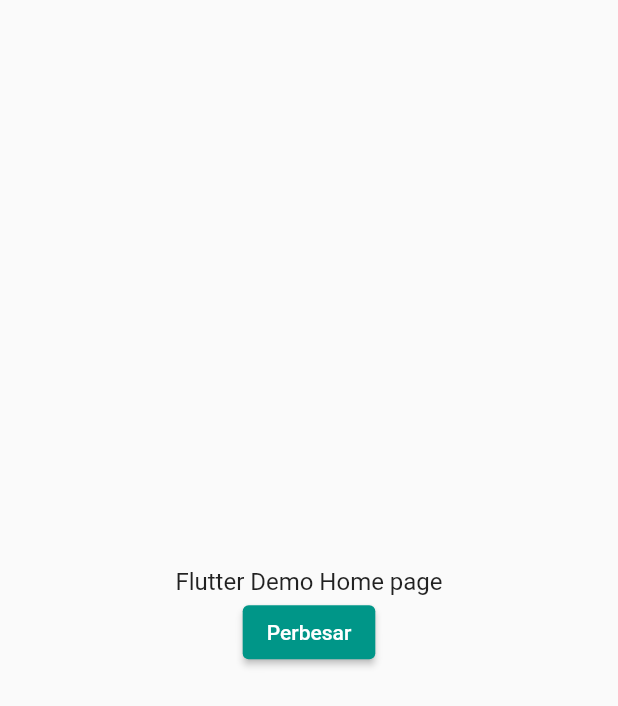
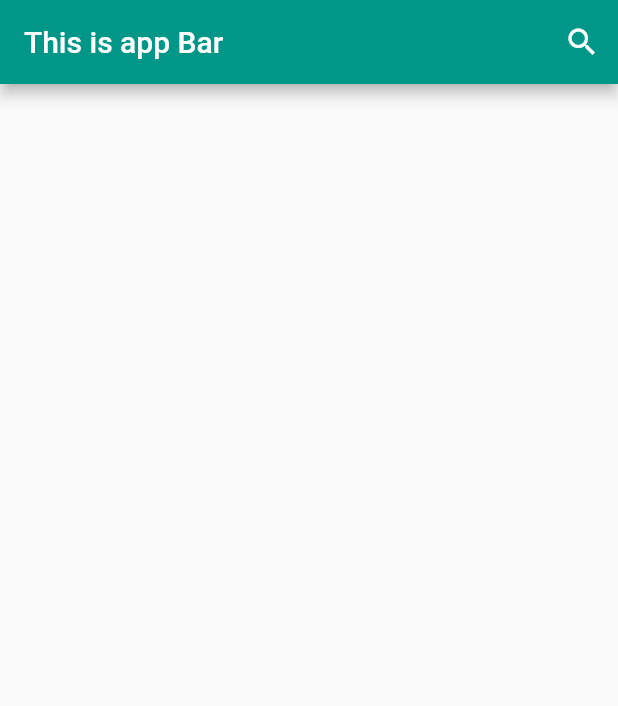
Before and after one commit to mynameisarwan/dart_widget, a Flutter app: the screen it shows after launch, on a phone screen of 412 x 824 dp. Shown: the top 706 px of the screen. Run offline on Flutter 3.47's test engine with Material 2 defaults, Android fonts, the phone set to English and light mode, and no system bars.

Commit message:
update widget search on appbar

```diff
--- a/lib/main.dart
+++ b/lib/main.dart
@@ -1,5 +1,6 @@
 import 'package:flutter/material.dart';
-import 'package:stateless_widget/statefull.dart';
+import 'package:stateless_widget/scaffold.dart';
+// import 'package:stateless_widget/statefull.dart';
 // import 'package:stateless_widget/stateless.dart';
 
 void main() {
@@ -13,16 +14,19 @@ class MyApp extends StatelessWidget {
   @override
   Widget build(BuildContext context) {
     return MaterialApp(
+        debugShowCheckedModeBanner: false,
         title: 'Flutter Demo Stateless Widget',
         theme: ThemeData(
           primarySwatch: Colors.teal,
         ),
-        home: const Scaffold(
-          body: Center(
-            // child: Heading(text: 'Flutter Demo Home Page'), //stateless widget
-            child: BiggerText(text: 'Flutter Demo Home page'),
-          ),
-        )
+        // home: const Scaffold(
+        //   body: Center(
+        //     // child: Heading(text: 'Flutter Demo Home Page'), //stateless widget
+        //     child:
+        //         BiggerText(text: 'Flutter Demo Home page'), //statefull widget
+        //   ),
+        // )
+        home: const FirstScreen()
         // home: const Heading(text: 'Flutter Demo Home Page'),
         );
   }
--- /dev/null
+++ b/lib/scaffold.dart
@@ -0,0 +1,21 @@
+import 'package:flutter/material.dart';
+
+class FirstScreen extends StatelessWidget {
+  const FirstScreen({Key? key}) : super(key: key);
+
+  @override
+  Widget build(BuildContext context) {
+    return Scaffold(
+        appBar: AppBar(title: const Text("This is app Bar"), actions: [
+      IconButton(
+          onPressed: () {},
+          icon: const Icon(
+            Icons.search,
+            color: Colors.white,
+          ))
+    ]));
+    // appBar: AppBar(
+    //   title: const Text("This is Appbar"),
+    //
+  }
+}
```
